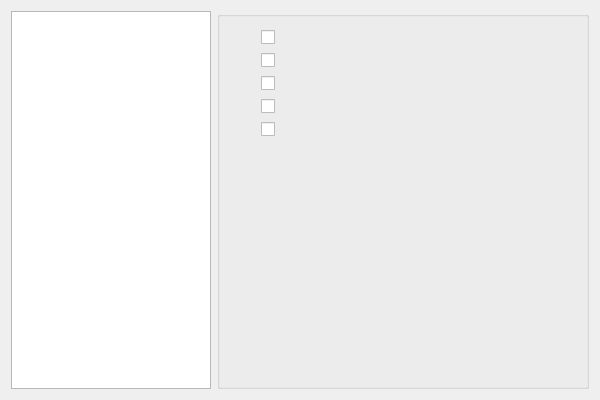
Above: org.nickvision.tubeconverter.qt/src/views/settingsdialog.ui from NickvisionApps/Parabolic before the change. Below: the same form after it.
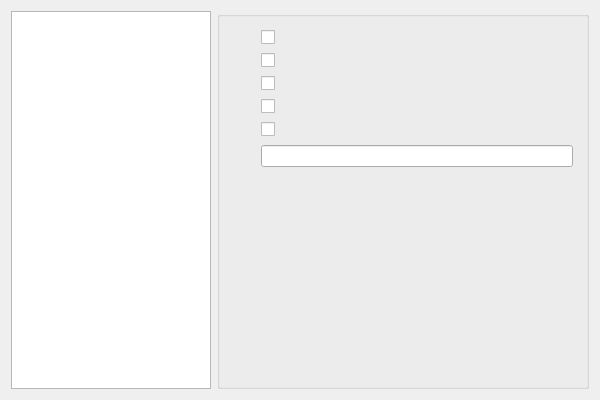
That is the form after the change. The open tabs and pages were chosen to show the change. Icons and pictures are not drawn.

Patch:
```diff
--- a/org.nickvision.tubeconverter.qt/src/views/settingsdialog.ui
+++ b/org.nickvision.tubeconverter.qt/src/views/settingsdialog.ui
@@ -265,7 +265,7 @@
           <item row="1" column="1">
            <widget class="QCheckBox" name="chkEmbedSubtitles"/>
           </item>
-          <item row="5" column="0">
+          <item row="6" column="0">
            <spacer name="verticalSpacer_4">
             <property name="orientation">
              <enum>Qt::Orientation::Vertical</enum>
@@ -296,6 +296,12 @@
           <item row="4" column="1">
            <widget class="QCheckBox" name="chkRemoveSourceData"/>
           </item>
+          <item row="5" column="0">
+           <widget class="QLabel" name="lblFfmpegArgs"/>
+          </item>
+          <item row="5" column="1">
+           <widget class="QLineEdit" name="txtFfmpegArgs"/>
+          </item>
          </layout>
         </widget>
         <widget class="QWidget" name="pageAria">
```
Left out of the diff: 2 changed lines with no effect on the pictures.
